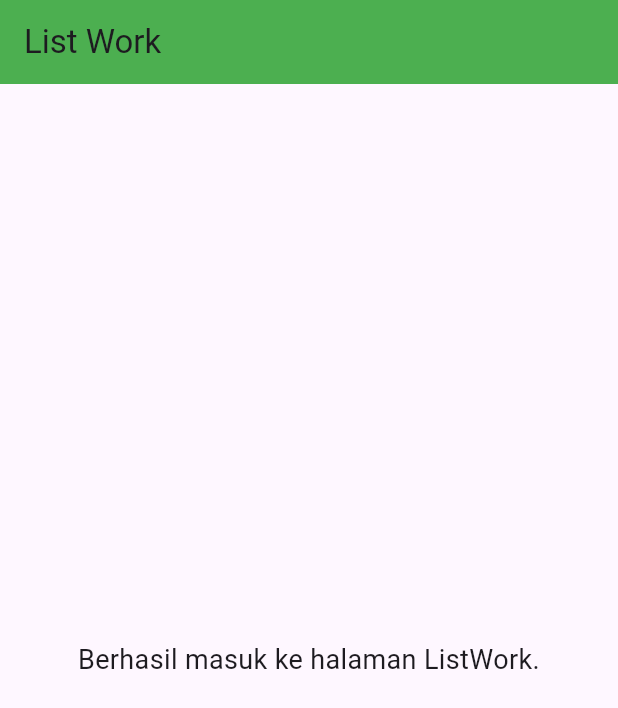
After one commit to ahmadsapey/AqhmadShapey_Ujian_API, a Flutter app: the ListWorkPage screen opened directly, on a phone screen of 412 x 824 dp. The commit adds this screen. Shown: the top 708 px of the screen. Run offline on Flutter 3.47's test engine with Material 3 defaults, Android fonts, the phone set to English and light mode, and no system bars.

Commit message:
tinggal nambahkan page yang listWork

```diff
--- /dev/null
+++ b/lib/model/listWork.dart
@@ -0,0 +1,22 @@
+import 'package:flutter/material.dart';
+
+class ListWorkPage extends StatelessWidget {
+  const ListWorkPage({Key? key}) : super(key: key);
+
+  @override
+  Widget build(BuildContext context) {
+    return Scaffold(
+      appBar: AppBar(
+        title: const Text('List Work'),
+        backgroundColor: Colors.green,
+      ),
+      body: const Center(
+        child: Text(
+          'Berhasil masuk ke halaman ListWork.',
+          textAlign: TextAlign.center,
+          style: TextStyle(fontSize: 18),
+        ),
+      ),
+    );
+  }
+}
```
Also changed, not shown: lib/auth/register.dart (+32 -10 lines).
